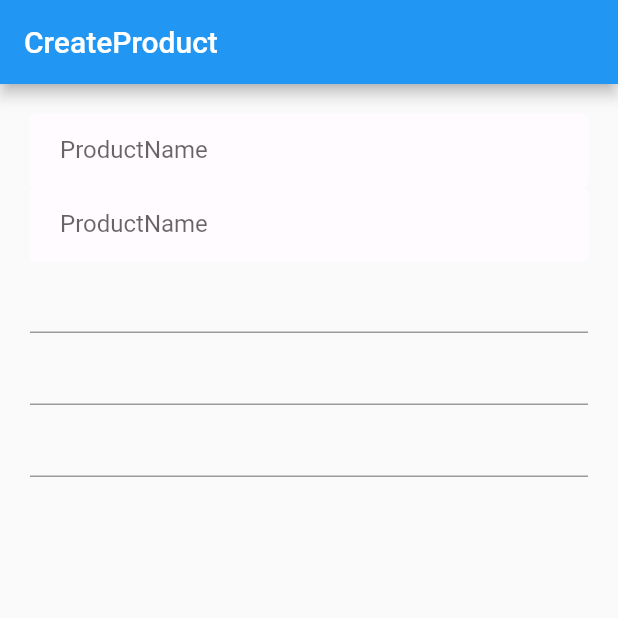
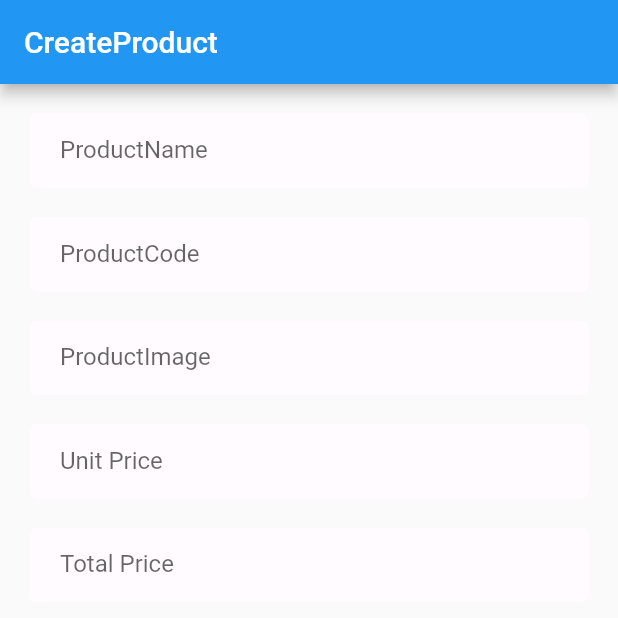
Before and after one commit to Zahed75/crud_app, a Flutter app: the screen it shows after launch, on a phone screen of 412 x 824 dp, the top half of it. Run offline on Flutter 3.47's test engine with Material 2 defaults, Android fonts, the phone set to English and light mode, and no system bars; our stand-ins replace flutter_svg.

Commit message:
modified:   lib/Screen/ProductCreateScreen.dart 	modified:   pubspec.lock 	modified:   pubspec.yaml

```diff
--- a/lib/Screen/ProductCreateScreen.dart
+++ b/lib/Screen/ProductCreateScreen.dart
@@ -1,50 +1,64 @@
 import 'package:flutter/material.dart';
-
 import '../Style/style.dart';
-
+import 'package:flutter_svg/flutter_svg.dart';
 // stateful Widget
 
-class ProductCreateScreen extends StatefulWidget{
+class ProductCreateScreen extends StatefulWidget {
   const ProductCreateScreen({super.key});
 
   @override
-  State<ProductCreateScreen> createState()=> _ProductCreateScreenState();
-
+  State<ProductCreateScreen> createState() => _ProductCreateScreenState();
 }
 
-class _ProductCreateScreenState extends State<ProductCreateScreen>{
+class _ProductCreateScreenState extends State<ProductCreateScreen> {
   @override
-  Widget build (BuildContext context){
+  Widget build(BuildContext context) {
     return Scaffold(
-      appBar: AppBar(title:const Text('CreateProduct'),),
-      body:Stack(
+        appBar: AppBar(
+          title: const Text('CreateProduct'),
+        ),
+        body: Stack(
           children: [
             Container(
-              child:(SingleChildScrollView(
-                padding:const EdgeInsets.all(20),
-                child:Column(
+                child: (SingleChildScrollView(
+                    padding: const EdgeInsets.all(20),
+                    child: Column(
                       children: [
                         TextFormField(
-                      onChanged: (value){},
-                      decoration: AppInputDecoration('ProductName'),
-
-
-                      ),
-
-
-                    TextFormField(
-                      onChanged: (value){},
+                          onChanged: (value) {},
                           decoration: AppInputDecoration('ProductName'),
                         ),
-                    TextFormField(onChanged: (value){},),
-                    TextFormField(onChanged: (value){},),
-                    TextFormField(onChanged: (value){},),
+                        SizedBox(
+                          height: 20,
+                        ),
+                        TextFormField(
+                          onChanged: (value) {},
+                          decoration: AppInputDecoration('ProductCode'),
+                        ),
+                        SizedBox(
+                          height: 20,
+                        ),
+                        TextFormField(
+                          onChanged: (value) {},
+                          decoration: AppInputDecoration('ProductImage'),
+                        ),
+                        SizedBox(
+                          height: 20,
+                        ),
+                        TextFormField(
+                          onChanged: (value) {},
+                          decoration: AppInputDecoration('Unit Price'),
+                        ),
+                        SizedBox(
+                          height: 20,
+                        ),
+                        TextFormField(
+                          onChanged: (value) {},
+                          decoration: AppInputDecoration('Total Price'),
+                        ),
                       ],
-                )
-              ))
-            )
+                    ))))
           ],
-      )
-    );
+        ));
   }
 }
--- a/pubspec.yaml
+++ b/pubspec.yaml
@@ -36,6 +36,7 @@ dependencies:
   # Use with the CupertinoIcons class for iOS style icons.
   cupertino_icons: ^1.0.2
   http: ^1.1.0
+  flutter_svg: ^2.0.7
 
 
 dev_dependencies:
```
Also changed, not shown: pubspec.lock. Lines whose indentation alone changed are shown as unchanged.
